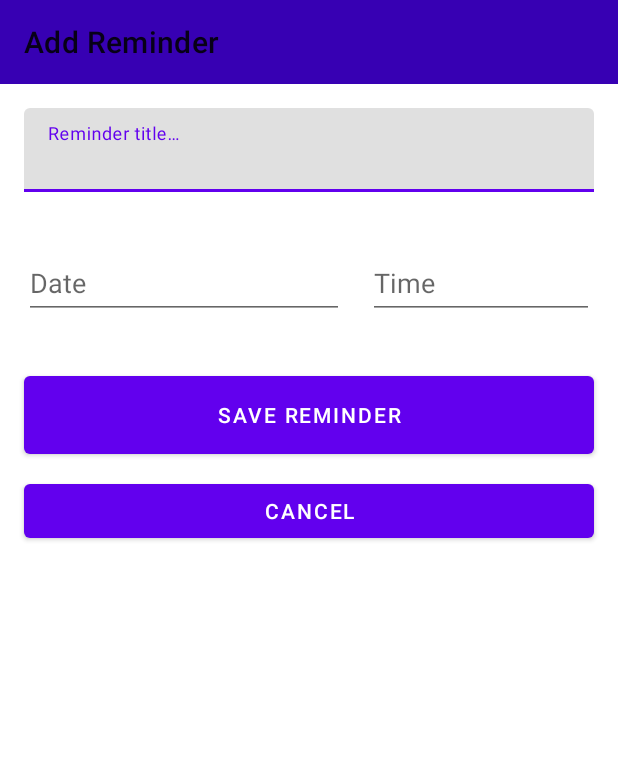
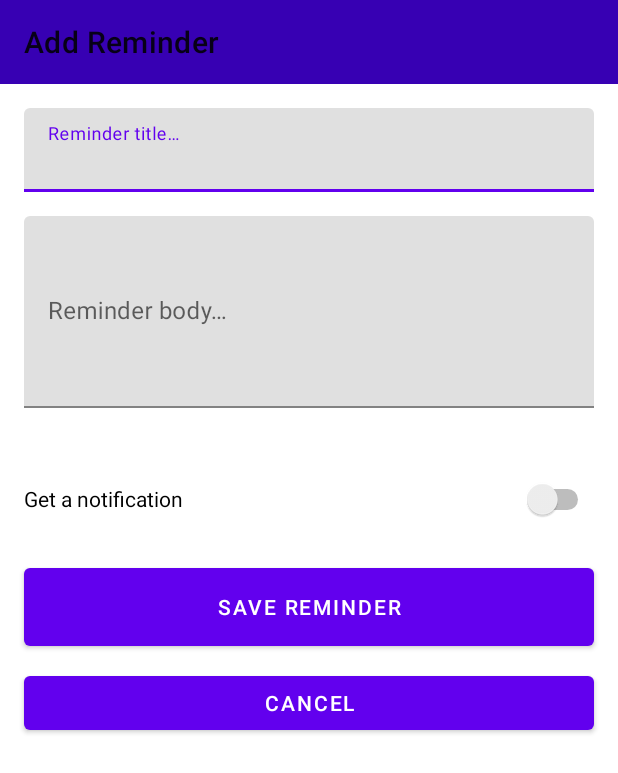
Before and after one commit to C4lopsitta/reminders-android, an Android app: the screen it shows after launch (AddReminder), after a tap on "Add Reminder", on a phone screen of 412 x 824 dp. Shown: the top 773 px of the screen. Run offline under Robolectric (Android 15) with nearby library versions, the phone set to English and light mode, and no system bars; our stand-ins replace Room's generated code.

Commit message:
Lots of stuff modified

```diff
--- a/app/build.gradle
+++ b/app/build.gradle
@@ -12,8 +12,8 @@ android {
         applicationId "cc.atomtech.todo"
         minSdk 24
         targetSdk 33
-        versionCode 5
-        versionName "0.7.1"
+        versionCode 10
+        versionName "0.8.3"
 
         resourceConfigurations += ["en", "it"]
 
--- a/app/src/main/AndroidManifest.xml
+++ b/app/src/main/AndroidManifest.xml
@@ -31,6 +31,11 @@
         <activity android:name=".Settings"
             android:exported="false">
         </activity>
+
+        <receiver android:name=".NotificationHandler"
+            android:enabled="true"
+            android:exported="false" />
+
     </application>
 
 </manifest>
--- a/app/src/main/java/cc/atomtech/todo/AddReminder.kt
+++ b/app/src/main/java/cc/atomtech/todo/AddReminder.kt
@@ -1,8 +1,10 @@
 package cc.atomtech.todo
 
+import android.annotation.SuppressLint
 import android.content.Intent
 import android.os.Bundle
 import android.widget.Button
+import android.widget.Switch
 import androidx.appcompat.app.AppCompatActivity
 import androidx.appcompat.widget.Toolbar
 import androidx.lifecycle.lifecycleScope
@@ -10,12 +12,16 @@ import com.google.android.material.textfield.TextInputEditText
 import com.google.android.material.textfield.TextInputLayout
 import kotlinx.coroutines.launch
 
+@SuppressLint("UseSwitchCompatOrMaterialCode")
 class AddReminder : AppCompatActivity() {
     private lateinit var btnSave: Button
+    private lateinit var reminderTitle: TextInputEditText
+    private lateinit var layoutReminderTitle: TextInputLayout
     private lateinit var reminderBody: TextInputEditText
     private lateinit var layoutReminderBody: TextInputLayout
     private lateinit var cancel: Button
     private lateinit var topbar: Toolbar
+    private lateinit var getNotifSwitch: Switch
 
     override fun onCreate(savedInstanceState: Bundle?) {
         super.onCreate(savedInstanceState)
@@ -24,30 +30,39 @@ class AddReminder : AppCompatActivity() {
         topbar.title = getString(R.string.desc_add)
         setSupportActionBar(topbar)
 
+        reminderTitle = findViewById(R.id.reminder_title)
+        layoutReminderTitle = findViewById(R.id.layout_reminder_title)
+        reminderBody = findViewById(R.id.reminder_body)
+        layoutReminderBody = findViewById(R.id.layout_reminder_body)
         btnSave = findViewById(R.id.btn_reminder_save)
-        reminderBody = findViewById(R.id.reminder_body)
         cancel = findViewById(R.id.btn_cancel)
-        layoutReminderBody = findViewById(R.id.layout_reminder_body)
+        getNotifSwitch = findViewById(R.id.getnotif_switch)
 
         btnSave.setOnClickListener {
+            val title: String = reminderTitle.text.toString()
             val body: String = reminderBody.text.toString()
-            addReminder(body)
+            addReminder(title, body, getNotifSwitch.isChecked)
         }
 
         cancel.setOnClickListener {
             returnToMainActivity()
         }
-        reminderBody.requestFocus()
+        reminderTitle.isFocusableInTouchMode = true
+        reminderTitle.requestFocus()
     }
 
 
-    private fun addReminder(editBody: String?) {
-        if (editBody.isNullOrEmpty()){
-            layoutReminderBody.error = "You must add a reminder"
+    private fun addReminder(editTitle: String?, editBody: String?, getNotification: Boolean) {
+        if (editTitle.isNullOrEmpty()){
+            layoutReminderTitle.error = getString(R.string.err_title_required)
+            return
+        }
+        if (editTitle.length > 128){
+            layoutReminderTitle.error = getString(R.string.err_title_too_long)
             return
         }
         lifecycleScope.launch {
-            val reminder = Reminder(0, editBody, false)
+            val reminder = Reminder(0, editBody, false, editTitle, getNotification)
             reminderDao.addReminder(reminder)
         }
         returnToMainActivity()
--- a/app/src/main/java/cc/atomtech/todo/Database.kt
+++ b/app/src/main/java/cc/atomtech/todo/Database.kt
@@ -1,12 +1,19 @@
 package cc.atomtech.todo
 
+import android.content.ClipboardManager
 import androidx.room.*
+import androidx.room.migration.Migration
+import androidx.sqlite.db.SupportSQLiteDatabase
 
 @Entity(tableName = "reminders")
 data class Reminder(
+    //main data
     @PrimaryKey(autoGenerate = true) var id: Long,
     @ColumnInfo(name = "body") var body: String?,
-    @ColumnInfo(name = "isCompleted") var isCompleted: Boolean
+    @ColumnInfo(name = "isCompleted") var isCompleted: Boolean,
+    @ColumnInfo(name = "title") var title: String?, /*db v2 added*/
+    @ColumnInfo(name = "getNotification") var getNotification: Boolean //db v3 added
+    //TODO: Add date/time col
 )
 
 @Dao
@@ -20,8 +27,10 @@ interface ReminderDao {
     @Query("UPDATE reminders SET isCompleted = :isCompleted WHERE id = :id")
     fun updateIsCompleted(isCompleted: Boolean, id: Long)
 
-    @Query("UPDATE reminders SET body = :body WHERE id = :id")
-    fun updateBody(body: String?, id: Long)
+    @Query("UPDATE reminders SET getNotification = :getNotification WHERE id = :id")
+    fun updateGetNotification(getNotification: Boolean, id: Long)
+    @Query("UPDATE reminders SET body = :body, title = :title WHERE id = :id")
+    fun updateBodyAndTitle(title: String?, body: String?, id: Long)
 
     @Query("DELETE FROM reminders WHERE id = :id")
     fun deleteById(id: Long)
@@ -39,10 +48,31 @@ interface ReminderDao {
     fun deleteReminder(reminder: Reminder)
 }
 
-@Database(entities = [Reminder::class], version = 1)
+val migrationV1_2 = object : Migration(1, 2) {
+    override fun migrate(database: SupportSQLiteDatabase) {
+        database.execSQL("ALTER TABLE reminders ADD COLUMN title TEXT")
+        database.execSQL("UPDATE reminders SET title = \"REMINDER TITLE\"")
+    }
+}
+val migrationV2_3 = object : Migration(2, 3) {
+    override fun migrate(database: SupportSQLiteDatabase) {
+        database.execSQL("ALTER TABLE reminders ADD COLUMN getNotification INTEGER NOT NULL default 0")
+    }
+}
+val migrationV1_3 = object : Migration(1, 3) {
+    override fun migrate(database: SupportSQLiteDatabase) {
+        database.execSQL("ALTER TABLE reminders ADD COLUMN title TEXT")
+        database.execSQL("ALTER TABLE reminders ADD COLUMN getNotification INTEGER NOT NULL default 0")
+        database.execSQL("UPDATE reminders SET title = \"REMINDER TITLE\"")
+    }
+}
+@Database(entities = [Reminder::class], version = 3)
 abstract class AppDatabase : RoomDatabase() {
     abstract fun reminderDao() : ReminderDao
 }
 
+
+
 lateinit var db: RoomDatabase
 lateinit var reminderDao: ReminderDao
+lateinit var clipboard: ClipboardManager
--- a/app/src/main/java/cc/atomtech/todo/MainActivity.kt
+++ b/app/src/main/java/cc/atomtech/todo/MainActivity.kt
@@ -1,5 +1,6 @@
 package cc.atomtech.todo
 
+import android.content.ClipboardManager
 import android.content.Intent
 import androidx.appcompat.app.AppCompatActivity
 import android.os.Bundle
@@ -11,6 +12,7 @@ import androidx.recyclerview.widget.LinearLayoutManager
 import androidx.recyclerview.widget.RecyclerView
 import androidx.room.Room
 import com.google.android.material.floatingactionbutton.FloatingActionButton
+import com.google.android.material.snackbar.Snackbar
 import kotlinx.coroutines.launch
 
 class MainActivity : AppCompatActivity() {
@@ -24,19 +26,22 @@ class MainActivity : AppCompatActivity() {
         setContentView(R.layout.activity_main)
         topbar = findViewById(R.id.topbar)
         setSupportActionBar(topbar)
-        db = Room.databaseBuilder(applicationContext, AppDatabase::class.java, "reminders").allowMainThreadQueries().build()
+        db = Room.databaseBuilder(applicationContext, AppDatabase::class.java, "reminders")
+            .allowMainThreadQueries()
+            .addMigrations(migrationV1_2, migrationV1_3, migrationV2_3)
+            .build()
+
         //add in case of db crash fallbackToDestructiveMigration().
         reminderDao = (db as AppDatabase).reminderDao()
+
+        clipboard = getSystemService(CLIPBOARD_SERVICE) as ClipboardManager
 
         fabAdd = findViewById(R.id.fab_new)
         viewList = findViewById(R.id.view_main)
 
         viewList.layoutManager = LinearLayoutManager(this)
 
-        lifecycleScope.launch {
-            val reminders = reminderDao.getReminders()
-            showRemindersFromReminderList(reminders)
-        }
+        getAndShowRemindersFromDb()
 
         fabAdd.setOnClickListener {
             val intent = Intent(this, AddReminder::class.java)
@@ -52,7 +57,15 @@ class MainActivity : AppCompatActivity() {
     override fun onOptionsItemSelected(item: MenuItem): Boolean {
         when (item.itemId) {
             R.id.delete_all -> {
-                reminderDao.deleteAll()
+                Snackbar.make(viewList, getString(R.string.snack_deleteAll), Snackbar.LENGTH_LONG).setAction(getString(R.string.snack_undo)){
+                }.addCallback(object: Snackbar.Callback() {
+                    override fun onDismissed(transientBottomBar: Snackbar?, event: Int) {
+                        if(event == DISMISS_EVENT_SWIPE || event == DISMISS_EVENT_TIMEOUT){
+                            reminderDao.deleteAll()
+                            getAndShowRemindersFromDb()
+                        }
+                    }
+                }).show()
             }
             R.id.open_settings -> {
                 val intent = Intent(this, Settings::class.java)
@@ -62,6 +75,12 @@ class MainActivity : AppCompatActivity() {
         return super.onOptionsItemSelected(item)
     }
 
+    private fun getAndShowRemindersFromDb() {
+        lifecycleScope.launch {
+            val reminders = reminderDao.getReminders()
+            showRemindersFromReminderList(reminders)
+        }
+    }
     private fun showRemindersFromReminderList(reminders: List<Reminder>) {
         adapter = ReminderAdapter(reminders, this)
         viewList.adapter = adapter
--- a/app/src/main/res/layout/activity_add_reminder.xml
+++ b/app/src/main/res/layout/activity_add_reminder.xml
@@ -4,6 +4,19 @@
     xmlns:tools="http://schemas.android.com/tools"
     android:layout_width="match_parent"
     android:layout_height="match_parent">
+
+    <Switch
+        android:id="@+id/getnotif_switch"
+        android:layout_width="0dp"
+        android:layout_height="48dp"
+        android:layout_marginStart="16dp"
+        android:layout_marginTop="16dp"
+        android:layout_marginEnd="16dp"
+        android:text="@string/show_notif"
+        app:layout_constraintEnd_toEndOf="parent"
+        app:layout_constraintHorizontal_bias="0.0"
+        app:layout_constraintStart_toStartOf="parent"
+        app:layout_constraintTop_toBottomOf="@+id/layout_reminder_body" />
 
     <com.google.android.material.appbar.MaterialToolbar
         android:id="@+id/topbar"
@@ -16,6 +29,24 @@
         app:layout_constraintTop_toTopOf="parent" />
 
     <com.google.android.material.textfield.TextInputLayout
+        android:id="@+id/layout_reminder_title"
+        android:layout_width="match_parent"
+        android:layout_height="wrap_content"
+        android:layout_marginStart="16dp"
+        android:layout_marginTop="16dp"
+        android:layout_marginEnd="16dp"
+        app:layout_constraintEnd_toEndOf="parent"
+        app:layout_constraintStart_toStartOf="parent"
+        app:layout_constraintTop_toBottomOf="@+id/topbar">
+
+        <com.google.android.material.textfield.TextInputEditText
+            android:id="@+id/reminder_title"
+            android:layout_width="match_parent"
+            android:layout_height="wrap_content"
+            android:hint="@string/label_title" />
+    </com.google.android.material.textfield.TextInputLayout>
+
+    <com.google.android.material.textfield.TextInputLayout
         android:id="@+id/layout_reminder_body"
         android:layout_width="match_parent"
         android:layout_height="wrap_content"
@@ -25,55 +56,30 @@
         app:errorEnabled="true"
         app:layout_constraintEnd_toEndOf="parent"
         app:layout_constraintStart_toStartOf="parent"
-        app:layout_constraintTop_toBottomOf="@+id/topbar">
+        app:layout_constraintTop_toBottomOf="@+id/layout_reminder_title">
 
         <com.google.android.material.textfield.TextInputEditText
             android:id="@+id/reminder_body"
             android:layout_width="match_parent"
             android:layout_height="wrap_content"
-            android:hint="@string/label_body" />
+            android:focusableInTouchMode="true"
+            android:hint="@string/label_body"
+            android:minHeight="128dp"
+            app:textInputLayoutFocusedRectEnabled="true" />
     </com.google.android.material.textfield.TextInputLayout>
-
-    <EditText
-        android:id="@+id/reminder_date"
-        android:layout_width="0dp"
-        android:layout_height="48dp"
-        android:layout_marginTop="16dp"
-        android:autofillHints=""
-        android:ems="10"
-        android:hint="@string/date"
-        android:imeActionLabel="@string/date"
-        android:inputType="date"
-        app:layout_constraintStart_toStartOf="@+id/layout_reminder_body"
-        app:layout_constraintTop_toBottomOf="@+id/layout_reminder_body" />
-
-    <EditText
-        android:id="@+id/reminder_time"
-        android:layout_width="0dp"
-        android:layout_height="48dp"
-        android:layout_marginStart="16dp"
-        android:layout_marginEnd="16dp"
-        android:autofillHints=""
-        android:ems="10"
-        android:hint="@string/time"
-        android:imeActionLabel="@string/time"
-        android:inputType="time"
-        app:layout_constraintEnd_toEndOf="parent"
-        app:layout_constraintStart_toEndOf="@+id/reminder_date"
-        app:layout_constraintTop_toTopOf="@+id/reminder_date" />
 
     <Button
         android:id="@+id/btn_reminder_save"
         android:layout_width="0dp"
         android:layout_height="64dp"
         android:layout_marginStart="16dp"
-        android:layout_marginTop="32dp"
+        android:layout_marginTop="16dp"
         android:layout_marginEnd="16dp"
         android:text="@string/save_btn"
         android:textColorHighlight="#673AB7"
         app:layout_constraintEnd_toEndOf="parent"
         app:layout_constraintStart_toStartOf="parent"
-        app:layout_constraintTop_toBottomOf="@+id/reminder_date" />
+        app:layout_constraintTop_toBottomOf="@+id/getnotif_switch" />
 
     <Button
         android:id="@+id/btn_cancel"
@@ -86,5 +92,4 @@
         app:layout_constraintStart_toStartOf="@+id/btn_reminder_save"
         app:layout_constraintTop_toBottomOf="@+id/btn_reminder_save" />
 
-
 </androidx.constraintlayout.widget.ConstraintLayout>
--- a/app/src/main/res/layout/activity_main.xml
+++ b/app/src/main/res/layout/activity_main.xml
@@ -25,10 +25,7 @@
         android:layout_height="wrap_content"
         android:layout_marginEnd="16dp"
         android:layout_marginBottom="16dp"
-        android:clickable="true"
         android:contentDescription="@string/desc_add"
-        android:focusable="true"
-        android:focusableInTouchMode="true"
         app:backgroundTint="#673AB7"
         app:layout_constraintBottom_toBottomOf="parent"
         app:layout_constraintEnd_toEndOf="parent"
--- a/app/src/main/res/layout/reminder_row.xml
+++ b/app/src/main/res/layout/reminder_row.xml
@@ -14,7 +14,7 @@
         android:gravity="center" />
 
     <TextView
-        android:id="@+id/reminder_view_body"
+        android:id="@+id/reminder_view_title"
         android:layout_width="match_parent"
         android:layout_height="match_parent"
         android:layout_gravity="center_vertical"
--- a/app/src/main/res/menu/hold_menu.xml
+++ b/app/src/main/res/menu/hold_menu.xml
@@ -1,6 +1,9 @@
 <?xml version="1.0" encoding="utf-8"?>
 <menu xmlns:android="http://schemas.android.com/apk/res/android">
 
+    <item
+        android:id="@+id/clipboard_copy"
+        android:title="@string/copy_clip" />
     <item
         android:id="@+id/share"
         android:icon="@drawable/share"
--- a/app/src/main/res/values/strings.xml
+++ b/app/src/main/res/values/strings.xml
@@ -1,7 +1,7 @@
 <resources>
     <string name="app_name">Reminders</string>
     <string name="desc_add">Add Reminder</string>
-    <string name="label_body">Reminder title&#8230;</string>
+    <string name="label_body">Reminder body&#8230;</string>
     <string name="date">Date</string>
     <string name="time">Time</string>
     <string name="save_btn">Save reminder</string>
@@ -13,4 +13,14 @@
     <string name="save_edit_btn">Save Edits</string>
     <string name="settings">Settings</string>
     <string name="share">Share</string>
+    <string name="show_notif">Get a notification</string>
+    <string name="copy_clip">Copy to Clipboard</string>
+    <string name="copy_copied">Copied to clipboard</string>
+    <string name="snack_deleted">Reminder deleted</string>
+    <string name="snack_undo">Undo</string>
+    <string name="snack_deleteAll">Deleted all Reminders</string>
+    <string name="label_title">Reminder title&#8230;</string>
+    <string name="err_title_required">You must add a title to your reminder</string>
+    <string name="err_title_too_long">The title cannot be longer than 128 characters</string>
+    <string name="share_header">Reminder</string>
 </resources>
```
Also changed, not shown: app/src/main/java/cc/atomtech/todo/NotificationHandler.kt (added, +11 -0 lines), app/src/main/java/cc/atomtech/todo/ReminderAdapter.kt (+57 -13 lines), app/src/main/java/cc/atomtech/todo/ShowReminder.kt (+21 -2 lines), app/src/main/res/layout-sw600dp/activity_main.xml (added, +71 -0 lines), app/src/main/res/layout/activity_reminder.xml (+34 -3 lines), 2 other files.
